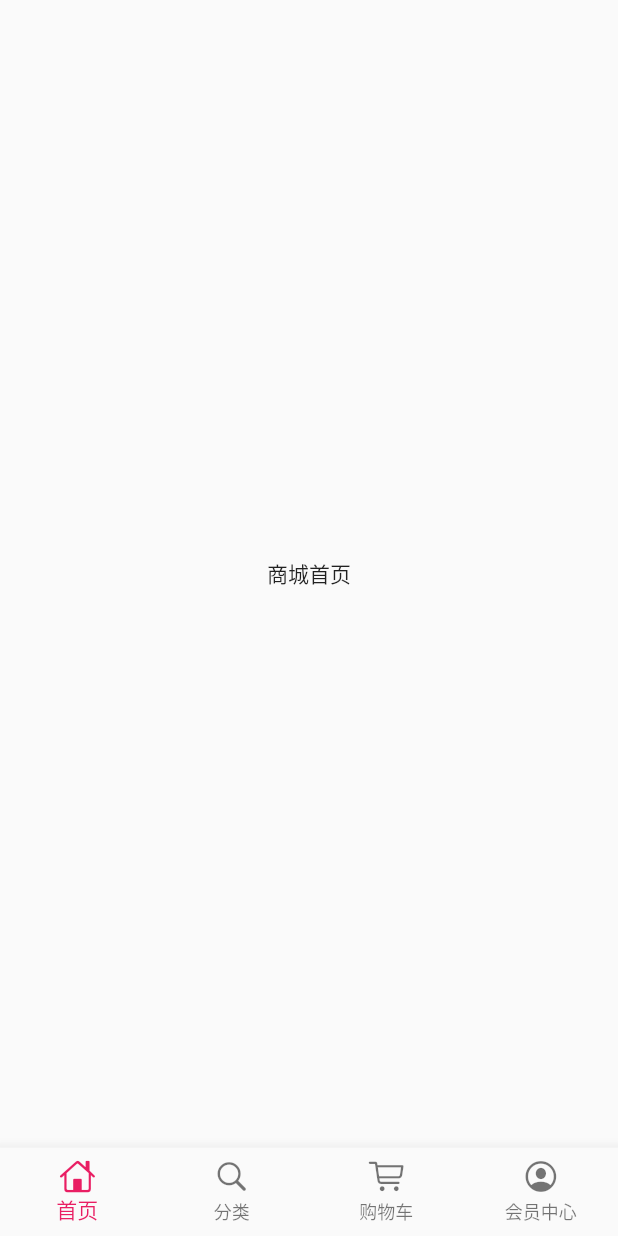
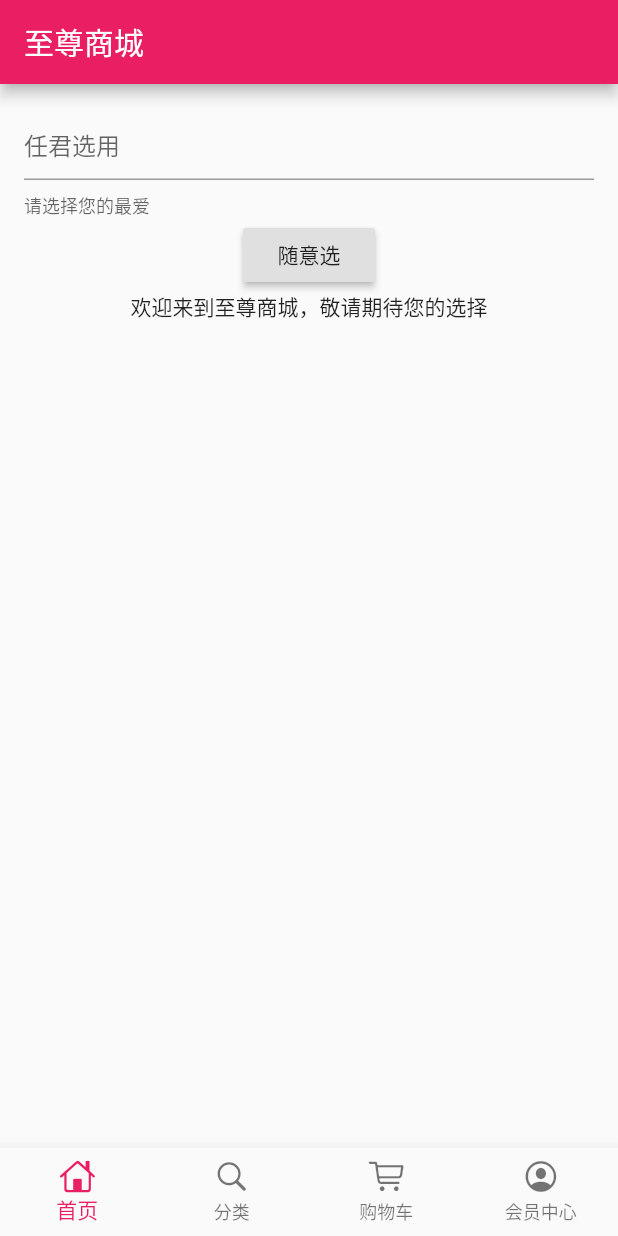
Before and after one commit to yangcs2016/flutter_shop, a Flutter app: the screen it shows after launch, on a phone screen of 412 x 824 dp. Run offline on Flutter 3.47's test engine with Material 2 defaults, Android fonts, the phone set to English and light mode, and no system bars; our stand-ins replace dio.

Commit message:
修正输入键盘遮挡问题

```diff
--- a/lib/pages/home_page.dart
+++ b/lib/pages/home_page.dart
@@ -1,12 +1,87 @@
 import 'package:flutter/material.dart';
+import 'package:dio/dio.dart';
 
-class HomePage extends StatelessWidget {
+class HomePage extends StatefulWidget {
+  @override
+  _HomePageState createState() => _HomePageState();
+}
+
+class _HomePageState extends State<HomePage> {
+  TextEditingController carSelectController = TextEditingController();
+  String showText = '欢迎来到至尊商城，敬请期待您的选择';
+  FocusNode secondTextFieldNode = FocusNode();
   @override
   Widget build(BuildContext context) {
     return Scaffold(
-      body: Center(
-        child: Text('商城首页'),
+      //控制界面内容 body 是否重新布局来避免底部被覆盖了，比如当键盘显示的时候，重新布局避免被键盘盖住内容。默认值为 true。
+      //显示 snackbar 或者 bottom sheet 的时候，需要使用当前的 BuildContext 参数调用 Scaffold.of 函数来获取 ScaffoldState 对象，
+      //然后使用 ScaffoldState.showSnackBar 和 ScaffoldState.showBottomSheet 函数来显示。
+      //Read more: http://blog.chengyunfeng.com/?p=1042#ixzz5gDkHKuMF
+      //解决点击文本输入框时，键盘弹出文本框被覆盖问题。
+      resizeToAvoidBottomPadding: false,
+      appBar: AppBar(
+        title: Text('至尊商城'),
+      ),
+      body: SingleChildScrollView(
+        child: Container(
+            padding: EdgeInsets.all(16.0),
+            child: Column(
+              mainAxisAlignment: MainAxisAlignment.start,
+              children: <Widget>[
+                TextField(
+                  controller: carSelectController,
+                  decoration: InputDecoration(
+                    helperText: '请选择您的最爱',
+                    hintText: '任君选用',
+                  ),
+                  autofocus: false,
+                  focusNode: secondTextFieldNode,
+                ),
+                RaisedButton(
+                  child: Text('随意选'),
+                  onPressed: _selectBest,
+                ),
+                Text(
+                  showText,
+                  maxLines: 1,
+                  overflow: TextOverflow.ellipsis,
+                ),
+               ],
+            )),
       ),
     );
   }
+
+  void _selectBest() {
+    print('正在根据您的选择进行挑选-------');
+    String type = carSelectController.text.toString();
+    if (type == '') {
+      showDialog(
+          context: context,
+          builder: (context) {
+            AlertDialog(
+              title: Text('选择类型不能为空'),
+            );
+          });
+    } else {
+      getHttp(type).then((value) {
+        setState(() {
+          showText = value['data']['name'];
+        });
+      });
+    }
+  }
+
+  Future getHttp(String name) async {
+    Dio dio = Dio();
+    try {
+      Response response = await dio.get(
+          'https://www.easy-mock.com/mock/5c60131a4bed3a6342711498/baixing/dabaojian',
+          queryParameters: {'name': name});
+      print(response);
+      return response.data;
+    } catch (e) {
+      return e;
+    }
+  }
 }
--- a/pubspec.yaml
+++ b/pubspec.yaml
@@ -19,6 +19,7 @@ dependencies:
   # The following adds the Cupertino Icons font to your application.
   # Use with the CupertinoIcons class for iOS style icons.
   cupertino_icons: ^0.1.2
+  dio: ^2.0.9
 
 dev_dependencies:
   flutter_test:
```
